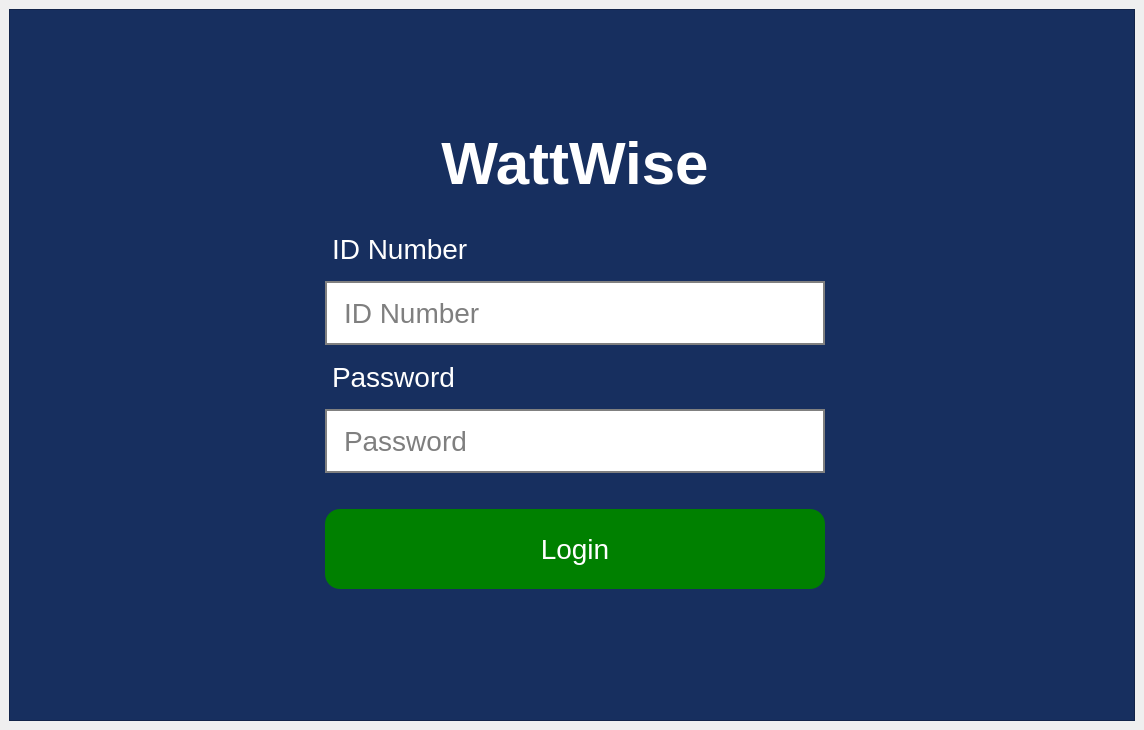
Before: the Qt Designer form app/resources/ui/login.ui in emmarcaber/WattWise, drawn with Qt 5.
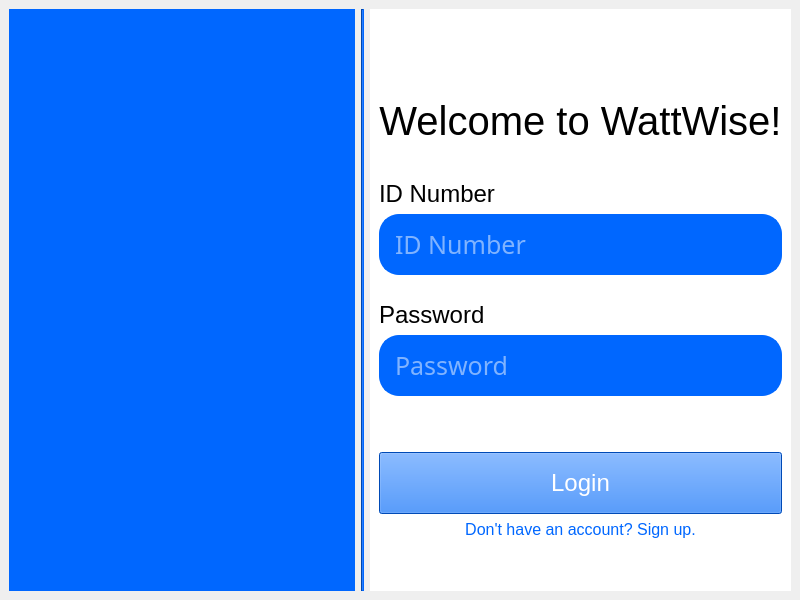
After: the same form once the commit is applied. Icons and pictures are not drawn.

Commit message: feat: create sign up view

Patch:
```diff
--- a/app/resources/ui/login.ui
+++ b/app/resources/ui/login.ui
@@ -6,107 +6,184 @@
    <rect>
     <x>0</x>
     <y>0</y>
-    <width>1144</width>
-    <height>730</height>
+    <width>800</width>
+    <height>600</height>
    </rect>
   </property>
   <property name="windowTitle">
    <string>MainWindow</string>
   </property>
   <property name="styleSheet">
-   <string notr="true">#loginFrame {
-	background-color: #172F5F;
-	padding: 100px 300px;
+   <string notr="true">#formFrame {
+	background-color: white;
 }
 
-QLabel {
-	color: white;
-	font-size: 28px;
-	margin-top: 10px;
+#logoFrame {
+	background-color: #0067FF;
 }
 
-#lblTitle {
-	font-size: 60px;
-    font-weight: bold;
+#separator {
+	background-color: #0067FF;
+}
+
+#labelWelcome {
+	font-size: 40px;
+	margin-top: 80px;
+	margin-bottom: 30px;
+	font-family: Arial;
+}
+
+#labelIDNumber, #labelPassword {
+	font-size: 24px;
+	font-family: Arial;
+}
+
+#lineIDNumber, #linePassword {
+	font-size: 25px;
 	margin-bottom: 20px;
-}
-
-QLineEdit {
-	height: 50px;
-	margin-top: 10px;
-    border: 2px solid gray;
-	padding: 5px 15px;
-	font-size: 28px;
-}
-
-QLineEdit:hover {
-	border: 2px solid #007bff;
-}
-
-QLineEdit:focus {
-	border: 2px solid green;
+	font-family: Century Gothic;
+	padding: 10px 12px;
+	border: 2px solid #0067FF;
+	background-color: #0067FF; 
+	border-radius: 20px;
+	color: white;
 }
 
 #btnLogin {
+	font-size: 24px;
+	padding: 10px 12px;
 	margin-top: 30px;
-	height: 80px;
-	width: 100px;
+	background-color: #0067FF;
 	color: white;
-	background-color: green;
-	border-radius: 15px;
-	font-size: 28px;
+	height: 40px;
 }
 
 #btnLogin:hover {
-	border: 2px solid green;
-	color: green;
+	border: 2px solid #0067FF;
+	background-color: #eee;
+	color: black;
+}
+
+#btnSignUp {
+	font-size: 16px;
+	color: #0067FF;
 	background-color: white;
+	border: 0;
+}
+
+#btnSignUp:hover{
+	color: #3385FF;
 }</string>
   </property>
-  <widget class="QWidget" name="LoginWidget">
-   <layout class="QGridLayout" name="gridLayout">
-    <item row="0" column="0">
-     <widget class="QFrame" name="loginFrame">
-      <property name="frameShape">
-       <enum>QFrame::StyledPanel</enum>
+  <widget class="QWidget" name="centralwidget">
+   <layout class="QHBoxLayout" name="horizontalLayout">
+    <item>
+     <widget class="QFrame" name="logoFrame">
+      <property name="sizePolicy">
+       <sizepolicy hsizetype="Minimum" vsizetype="Expanding">
+        <horstretch>0</horstretch>
+        <verstretch>0</verstretch>
+       </sizepolicy>
       </property>
-      <property name="frameShadow">
-       <enum>QFrame::Raised</enum>
+      <layout class="QHBoxLayout" name="horizontalLayout_2">
+       <item>
+        <widget class="QLabel" name="label">
+         <property name="sizePolicy">
+          <sizepolicy hsizetype="Minimum" vsizetype="Preferred">
+           <horstretch>0</horstretch>
+           <verstretch>0</verstretch>
+          </sizepolicy>
+         </property>
+         <property name="minimumSize">
+          <size>
+           <width>300</width>
+           <height>300</height>
+          </size>
+         </property>
+         <property name="maximumSize">
+          <size>
+           <width>300</width>
+           <height>300</height>
+          </size>
+         </property>
+         <property name="baseSize">
+          <size>
+           <width>300</width>
+           <height>300</height>
+          </size>
+         </property>
+         <property name="text">
+          <string/>
+         </property>
+         <property name="pixmap">
+          <pixmap resource="../qrc/main_menu_rc.qrc">:/images/assets/logo-white.png</pixmap>
+         </property>
+         <property name="scaledContents">
+          <bool>true</bool>
+         </property>
+         <property name="alignment">
+          <set>Qt::AlignCenter</set>
+         </property>
+        </widget>
+       </item>
+      </layout>
+     </widget>
+    </item>
+    <item>
+     <widget class="Line" name="separator">
+      <property name="orientation">
+       <enum>Qt::Vertical</enum>
       </property>
+     </widget>
+    </item>
+    <item>
+     <widget class="QFrame" name="formFrame">
       <layout class="QFormLayout" name="formLayout">
-       <item row="0" column="1">
-        <widget class="QLabel" name="lblTitle">
+       <item row="0" column="0" colspan="2">
+        <widget class="QLabel" name="labelWelcome">
          <property name="text">
-          <string>WattWise</string>
+          <string>Welcome to WattWise!</string>
          </property>
          <property name="alignment">
           <set>Qt::AlignCenter</set>
          </property>
         </widget>
        </item>
-       <item row="2" column="1">
-        <widget class="QLabel" name="lblUsername">
+       <item row="1" column="0" colspan="2">
+        <widget class="QLabel" name="labelIDNumber">
          <property name="text">
           <string>ID Number</string>
          </property>
         </widget>
        </item>
-       <item row="3" column="1">
+       <item row="2" column="0" colspan="2">
         <widget class="QLineEdit" name="lineIDNumber">
+         <property name="sizePolicy">
+          <sizepolicy hsizetype="Minimum" vsizetype="Fixed">
+           <horstretch>0</horstretch>
+           <verstretch>0</verstretch>
+          </sizepolicy>
+         </property>
          <property name="placeholderText">
           <string>ID Number</string>
          </property>
         </widget>
        </item>
-       <item row="4" column="1">
-        <widget class="QLabel" name="lblPassword">
+       <item row="3" column="0" colspan="2">
+        <widget class="QLabel" name="labelPassword">
          <property name="text">
           <string>Password</string>
          </property>
         </widget>
        </item>
-       <item row="5" column="1">
+       <item row="4" column="0" colspan="2">
         <widget class="QLineEdit" name="linePassword">
+         <property name="sizePolicy">
+          <sizepolicy hsizetype="Minimum" vsizetype="Fixed">
+           <horstretch>0</horstretch>
+           <verstretch>0</verstretch>
+          </sizepolicy>
+         </property>
          <property name="echoMode">
           <enum>QLineEdit::Password</enum>
          </property>
@@ -115,7 +192,7 @@
          </property>
         </widget>
        </item>
-       <item row="6" column="1">
+       <item row="5" column="0" colspan="2">
         <widget class="QPushButton" name="btnLogin">
          <property name="cursor">
           <cursorShape>PointingHandCursor</cursorShape>
@@ -125,6 +202,16 @@
          </property>
         </widget>
        </item>
+       <item row="6" column="0" colspan="2">
+        <widget class="QPushButton" name="btnSignUp">
+         <property name="cursor">
+          <cursorShape>PointingHandCursor</cursorShape>
+         </property>
+         <property name="text">
+          <string>Don't have an account? Sign up.</string>
+         </property>
+        </widget>
+       </item>
       </layout>
      </widget>
     </item>
```
Left out of the diff: 4 changed lines with no effect on the pictures. The commit also changes 12 other files.
